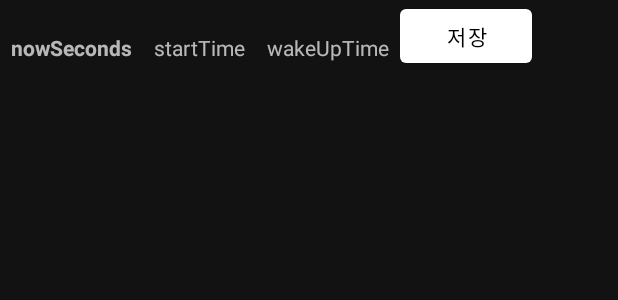
After one commit to again2019/again2019, an Android app: the layout item_tmp.xml on its own in the app's theme, with its tools: preview values and no code run, on a phone screen of 412 x 824 dp. The commit adds this screen. Shown: the top 300 px of the screen. Run offline under Robolectric (Android 15) with nearby library versions, the phone set to English and light mode, and no system bars.

Commit message:
시간 저장 부분 구현중
시간 저장 부분 구현중

```diff
--- a/app/src/main/res/layout/fragment_first_main.xml
+++ b/app/src/main/res/layout/fragment_first_main.xml
@@ -30,6 +30,12 @@
         android:layout_width="match_parent"
         android:layout_height="wrap_content"
         android:textColor="@color/white"/>
+
+    <Button
+        android:id="@+id/tmpTimeButton"
+        android:layout_width="wrap_content"
+        android:layout_height="wrap_content"
+        android:text="임시 예약 보러가기"/>
 
     <androidx.viewpager.widget.ViewPager
         android:id="@+id/view_pager"
--- /dev/null
+++ b/app/src/main/res/layout/item_tmp.xml
@@ -0,0 +1,36 @@
+<?xml version="1.0" encoding="utf-8"?>
+<LinearLayout xmlns:android="http://schemas.android.com/apk/res/android"
+    android:orientation="horizontal"
+    android:layout_width="match_parent"
+    android:layout_height="50dp">
+
+    <TextView
+        android:id="@+id/nowSeconds"
+        android:layout_margin="7.5dp"
+        android:textStyle="bold"
+        android:text="nowSeconds"
+        android:layout_width="wrap_content"
+        android:layout_height="wrap_content"/>
+
+    <TextView
+        android:id="@+id/startTime"
+        android:layout_margin="7.5dp"
+        android:text="startTime"
+        android:layout_width="wrap_content"
+        android:layout_height="wrap_content"/>
+
+    <TextView
+        android:id="@+id/wakeUpTime"
+        android:layout_margin="7.5dp"
+        android:text="wakeUpTime"
+        android:layout_width="wrap_content"
+        android:layout_height="wrap_content"/>
+
+
+    <Button
+        android:id="@+id/saveButton"
+        android:layout_width="wrap_content"
+        android:layout_height="wrap_content"
+        android:text="저장"/>
+
+</LinearLayout>
```
Also changed, not shown: app/src/main/java/com/goingbacking/goingbacking/MainActivityPackage/FirstMainFragment.kt (+6 -10 lines), app/src/main/java/com/goingbacking/goingbacking/Model/TmpTimeDTO.kt (added, +7 -0 lines), app/src/main/java/com/goingbacking/goingbacking/TimerNotificationActionReceiver.kt (+23 -0 lines), app/src/main/java/com/goingbacking/goingbacking/TmpTimeActivity.kt (+71 -0 lines), app/src/main/res/layout/activity_tmp_time.xml (+7 -2 lines).
